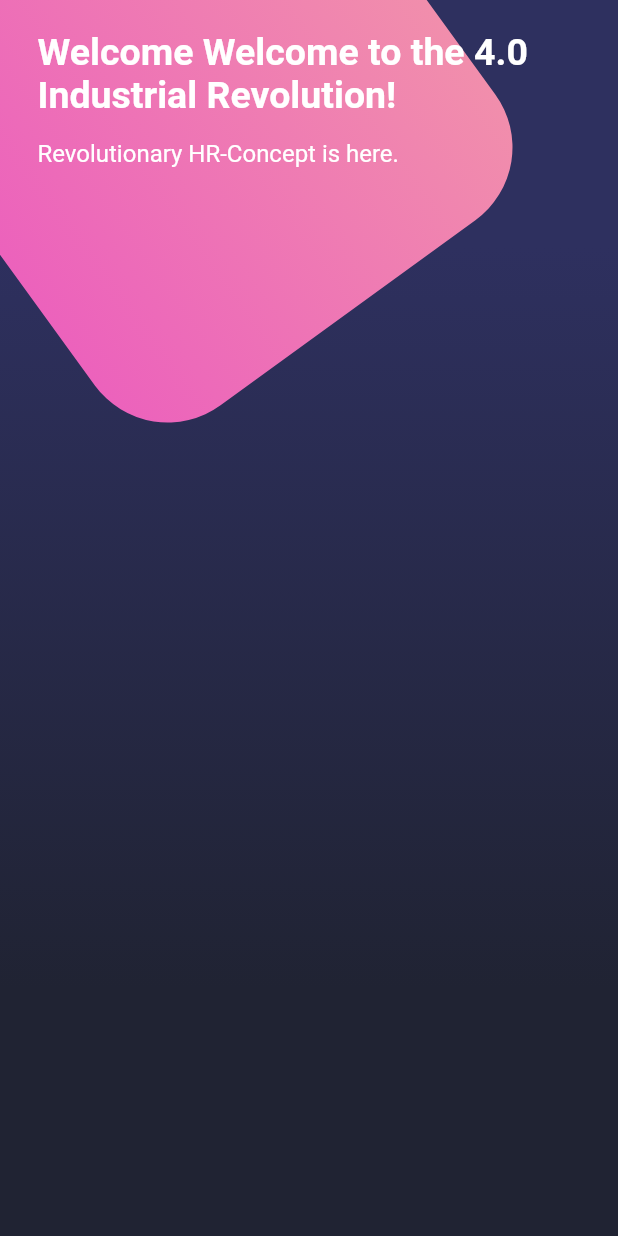
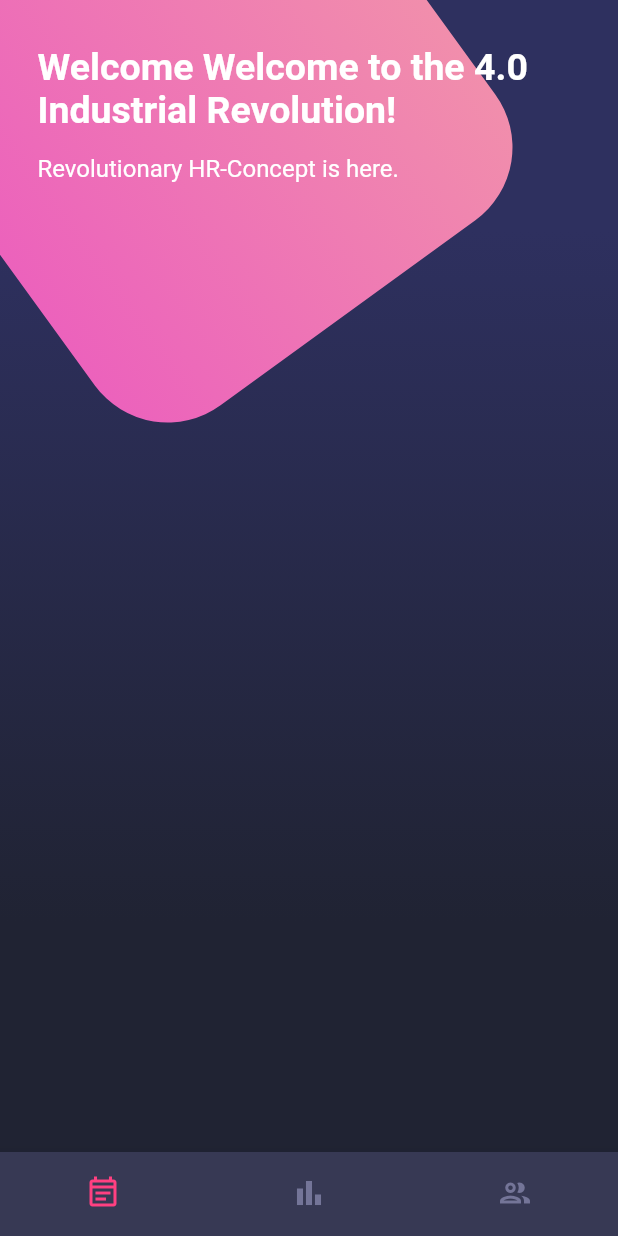
Before and after one commit to GitRockie/minka-design-app, a Flutter app: the screen it shows after launch, on a phone screen of 412 x 824 dp. Run offline on Flutter 3.47's test engine with Material 2 defaults, Android fonts, the phone set to English and light mode, and no system bars.

Commit message:
Bottom Navigation Bar
BottomNavigationBar sen =>2 items
showSelectedLabels, showUnselectedLabels on false
showUnselectedLabels needs label as well
bottomNavigationBar on HomeScreen

```diff
--- a/lib/source/screens/home_screen.dart
+++ b/lib/source/screens/home_screen.dart
@@ -1,6 +1,7 @@
 import 'package:flutter/material.dart';
 
 import '../widgets/background.dart';
+import '../widgets/custom_bottom_navigation.dart';
 import '../widgets/page_title.dart';
 
 class HomeScreen extends StatelessWidget {
@@ -17,6 +18,7 @@ class HomeScreen extends StatelessWidget {
           _HomeBody()
         ],
       ),
+      bottomNavigationBar: const CustomBottomNavigation(),
     );
   }
 }
--- /dev/null
+++ b/lib/source/widgets/custom_bottom_navigation.dart
@@ -0,0 +1,25 @@
+import 'package:flutter/material.dart';
+
+class CustomBottomNavigation extends StatelessWidget {
+  const CustomBottomNavigation({super.key});
+
+  @override
+  Widget build(BuildContext context) {
+    return BottomNavigationBar(
+      showSelectedLabels: false,
+      showUnselectedLabels: false,
+      selectedItemColor: Colors.pinkAccent,
+      backgroundColor: const Color.fromRGBO(55, 57, 84, 1),
+      unselectedItemColor: const Color.fromRGBO(116, 117, 152, 1),
+      currentIndex: 0,
+      items: const [
+        BottomNavigationBarItem(
+            icon: Icon(Icons.event_note_outlined), label: 'Event'),
+        BottomNavigationBarItem(
+            icon: Icon(Icons.bar_chart_outlined), label: 'Project'),
+        BottomNavigationBarItem(
+            icon: Icon(Icons.people_outlined), label: 'Work'),
+      ],
+    );
+  }
+}
--- a/lib/source/widgets/page_title.dart
+++ b/lib/source/widgets/page_title.dart
@@ -8,7 +8,7 @@ class PageTitle extends StatelessWidget {
     return SafeArea(
       bottom: false,
       child: Container(
-        margin: const EdgeInsets.symmetric(horizontal: 25, vertical: 20),
+        margin: const EdgeInsets.symmetric(horizontal: 25, vertical: 30),
         child: Column(
           crossAxisAlignment: CrossAxisAlignment.start,
           children: const [
```
